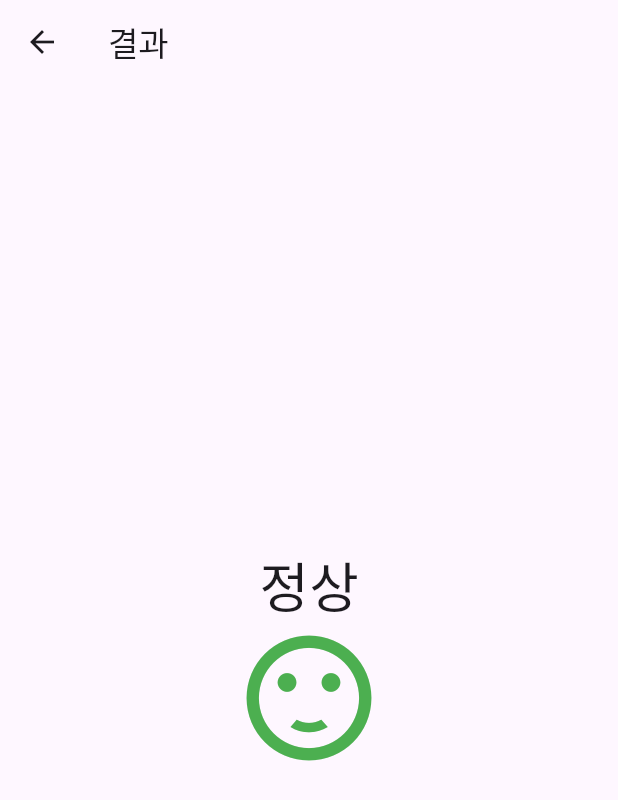
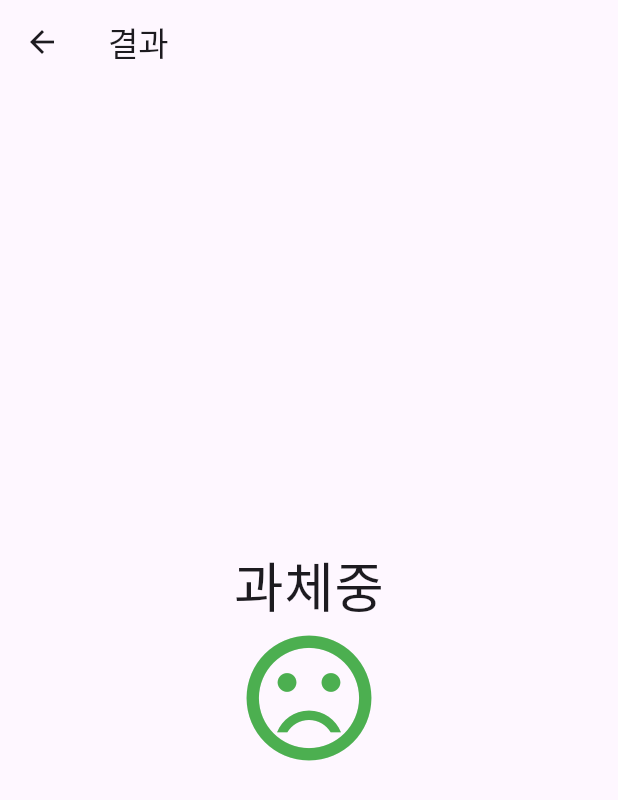
Before and after one commit to blueknarr/flutter_bmi_calculator, a Flutter app: the ResultScreen screen opened directly, on a phone screen of 412 x 824 dp. Shown: the top 800 px of the screen. Run offline on Flutter 3.47's test engine with Material 2 defaults, Android fonts, the phone set to English and light mode, and no system bars.

Commit message:
056. 결과 화면에 if문 분기 처리

```diff
--- a/lib/result/result_screen.dart
+++ b/lib/result/result_screen.dart
@@ -11,25 +11,62 @@ class ResultScreen extends StatelessWidget {
     required this.weight,
   }) : super(key: key);
 
+  String _calcBmi(double bmi) {
+    String result = '저체중';
+    if (bmi >= 35) {
+      result = '고도 비만';
+    } else if (bmi >= 30) {
+      result = '2단계 비만';
+    } else if (bmi >= 25) {
+      result = '1단계 비만';
+    } else if (bmi >= 23) {
+      result = '과체중';
+    } else if (bmi >= 18.5) {
+      result = '정상';
+    }
+    return result;
+  }
+
+  Widget _buildIcon(double bmi) {
+    Icon icon = const Icon(
+      Icons.sentiment_dissatisfied,
+      color: Colors.green,
+      size: 100,
+    );
+
+    if (bmi >= 23) {
+      icon = const Icon(
+        Icons.sentiment_very_dissatisfied,
+        color: Colors.green,
+        size: 100,
+      );
+    } else if (bmi >= 18.5) {
+      icon = const Icon(
+        Icons.sentiment_satisfied,
+        color: Colors.green,
+        size: 100,
+      );
+    }
+    return icon;
+  }
+
   @override
   Widget build(BuildContext context) {
+    final bmi = weight / ((height / 100) * (height / 100));
+
     return Scaffold(
       appBar: AppBar(
         title: const Text('결과'),
       ),
-      body: const Center(
+      body: Center(
         child: Column(
           mainAxisAlignment: MainAxisAlignment.center,
           children: [
             Text(
-              '정상',
+              _calcBmi(bmi),
               style: TextStyle(fontSize: 36),
             ),
-            Icon(
-              Icons.sentiment_satisfied,
-              color: Colors.green,
-              size: 100,
-            ),
+            _buildIcon(bmi),
           ],
         ),
       ),
```
